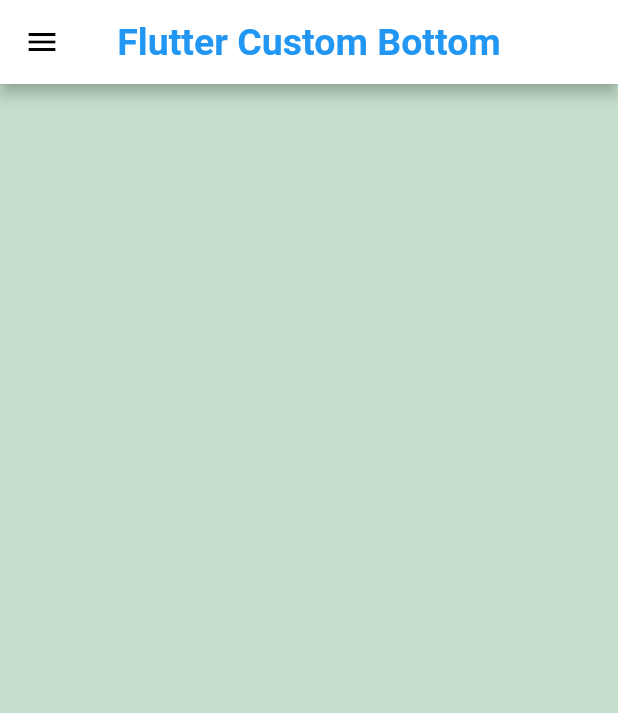
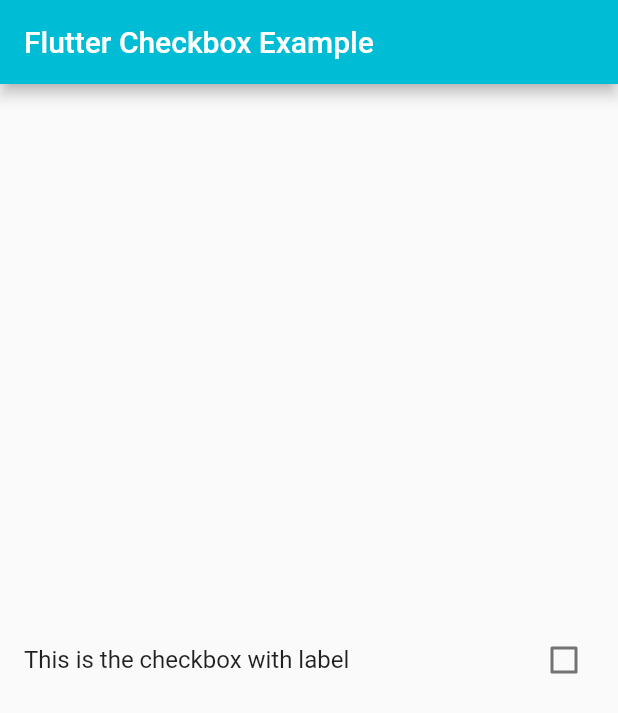
Before and after one commit to mdmanik74/Flutter-Practices, a Flutter app: the screen it shows after launch, on a phone screen of 412 x 824 dp. Shown: the top 713 px of the screen. Run offline on Flutter 3.47's test engine with Material 2 defaults, Android fonts, the phone set to English and light mode, and no system bars.

Commit message:
flutter checkbox

```diff
--- a/lib/main.dart
+++ b/lib/main.dart
@@ -1,25 +1,52 @@
 import 'package:flutter/material.dart';
-void main()=>runApp(const MyApp());
+void main() =>runApp(MyApp());
 
 class MyApp extends StatelessWidget{
-  const MyApp({super.key});
-
   @override
-  Widget build(BuildContext context){
+  Widget build (BuildContext context){
     return MaterialApp(
-      debugShowCheckedModeBanner: false,
+      title: 'Flutter Demo',
       theme: ThemeData(
         primarySwatch: Colors.cyan,
       ),
-      home: Scaffold(
-        backgroundColor: const Color(0xffC4DFCB),
-        appBar: AppBar(
-        leading: const Icon(Icons.menu,color: Colors.black,),
-        title: Text('Flutter Custom Bottom',style: TextStyle(color:Theme.of(context).primaryColor,fontSize: 25,fontWeight: FontWeight.w600),),
-        centerTitle: true,
-          backgroundColor: Colors.white,
-        ),
-        ),
+      home: const MyHomePage(),
     );
   }
 }
+
+class MyHomePage extends StatelessWidget{
+  const MyHomePage({super.key});
+  @override
+  Widget build(BuildContext context){
+    return Scaffold(
+      appBar: AppBar(
+        title: const Text('Flutter Checkbox Example',style: TextStyle(color: Colors.white),),
+      ),
+      body: const MyStatefulWidget(),
+    );
+  }
+}
+
+class MyStatefulWidget extends StatefulWidget {
+  const MyStatefulWidget({Key? key}) : super(key: key);
+
+  @override
+  State<MyStatefulWidget> createState() => _MyStatefulWidgetState();
+}
+
+class _MyStatefulWidgetState extends State<MyStatefulWidget> {
+  bool checkBoxValue=false;
+  @override
+  Widget build(BuildContext context) {
+    return Center(
+        child: CheckboxListTile(
+            title: const Text('This is the checkbox with label'),
+            value: checkBoxValue,
+            activeColor: Colors.green,
+            onChanged: (bool? newValue) {
+              setState(() {
+                checkBoxValue = newValue!;
+              });
+            }));
+  }
+}
```
